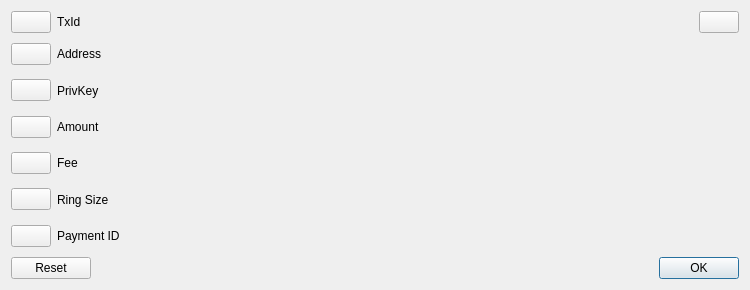
nashsclay/DAPSCoin, file src/qt/forms/revealtxdialog.ui: the form before one commit.
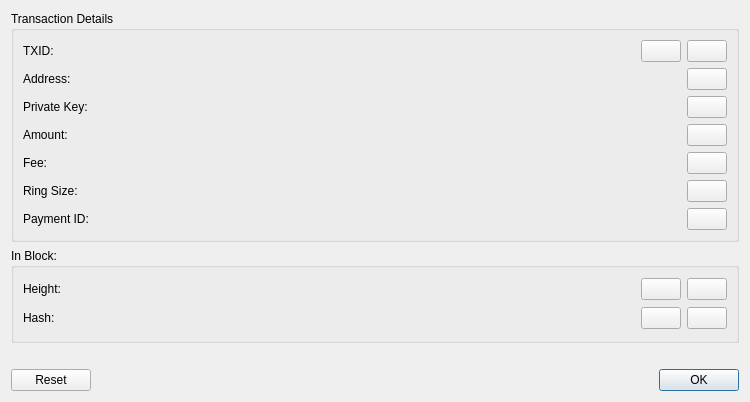
The form after the commit.

Commit message:
qt: improve RevealTxDialog UI
- add block height/hash
- move buttons to the right side
- use groupboxes
- simplify code for signal/slots of the buttons

```diff
--- a/src/qt/forms/revealtxdialog.ui
+++ b/src/qt/forms/revealtxdialog.ui
@@ -7,7 +7,7 @@
     <x>0</x>
     <y>0</y>
     <width>750</width>
-    <height>290</height>
+    <height>402</height>
    </rect>
   </property>
   <property name="windowTitle">
@@ -15,17 +15,13 @@
   </property>
   <layout class="QVBoxLayout" name="verticalLayout">
    <item>
-    <layout class="QHBoxLayout" name="horizontalLayoutTXID" stretch="0,1,5,0">
+    <widget class="QGroupBox" name="groupBoxTxDetails">
+     <property name="title">
+      <string>Transaction Details</string>
+     </property>
+     <layout class="QVBoxLayout" name="verticalLayout_3">
      <item>
-      <widget class="QPushButton" name="pushButtonCopyID">
-       <property name="toolTip">
-        <string>Copy transaction ID to clipboard</string>
-       </property>
-       <property name="text">
-        <string/>
-       </property>
-      </widget>
-     </item>
+       <layout class="QHBoxLayout" name="horizontalLayoutTXID" stretch="1,5,0,0">
      <item>
       <widget class="QLabel" name="label">
        <property name="minimumSize">
@@ -35,7 +31,7 @@
         </size>
        </property>
        <property name="text">
-        <string>TxId</string>
+           <string>TXID:</string>
        </property>
       </widget>
      </item>
@@ -65,12 +61,8 @@
        </property>
       </widget>
      </item>
-    </layout>
-   </item>
    <item>
-    <layout class="QHBoxLayout" name="horizontalLayoutAddress" stretch="0,1,5">
-     <item>
-      <widget class="QPushButton" name="pushButtonCopyAddr">
+         <widget class="QPushButton" name="pushButtonCopyID">
        <property name="toolTip">
         <string>Copy address to clipboard</string>
        </property>
@@ -79,6 +71,10 @@
        </property>
       </widget>
      </item>
+       </layout>
+      </item>
+      <item>
+       <layout class="QHBoxLayout" name="horizontalLayoutAddress" stretch="1,5,0">
      <item>
       <widget class="QLabel" name="label_2">
        <property name="minimumSize">
@@ -88,7 +84,7 @@
         </size>
        </property>
        <property name="text">
-        <string>Address</string>
+           <string>Address:</string>
        </property>
       </widget>
      </item>
@@ -111,12 +107,8 @@
        </property>
       </widget>
      </item>
-    </layout>
-   </item>
    <item>
-    <layout class="QHBoxLayout" name="horizontalLayoutPrivKey" stretch="0,1,5">
-     <item>
-      <widget class="QPushButton" name="pushButtonCopyPrivKey">
+         <widget class="QPushButton" name="pushButtonCopyAddr">
        <property name="toolTip">
         <string>Copy transaction private key to clipboard</string>
        </property>
@@ -125,6 +117,10 @@
        </property>
       </widget>
      </item>
+       </layout>
+      </item>
+      <item>
+       <layout class="QHBoxLayout" name="horizontalLayoutPrivKey" stretch="1,5,0">
      <item>
       <widget class="QLabel" name="label_3">
        <property name="minimumSize">
@@ -134,7 +130,7 @@
         </size>
        </property>
        <property name="text">
-        <string>PrivKey</string>
+           <string>Private Key:</string>
        </property>
       </widget>
      </item>
@@ -157,12 +153,8 @@
        </property>
       </widget>
      </item>
-    </layout>
-   </item>
    <item>
-    <layout class="QHBoxLayout" name="horizontalLayoutAmount" stretch="0,1,5">
-     <item>
-      <widget class="QPushButton" name="pushButtonCopyTxAmount">
+         <widget class="QPushButton" name="pushButtonCopyPrivKey">
        <property name="toolTip">
         <string>Copy Transaction Amount to clipboard</string>
        </property>
@@ -171,6 +163,10 @@
        </property>
       </widget>
      </item>
+       </layout>
+      </item>
+      <item>
+       <layout class="QHBoxLayout" name="horizontalLayoutAmount" stretch="1,5,0">
      <item>
       <widget class="QLabel" name="label_4">
        <property name="minimumSize">
@@ -180,7 +176,7 @@
         </size>
        </property>
        <property name="text">
-        <string>Amount</string>
+           <string>Amount:</string>
        </property>
       </widget>
      </item>
@@ -203,12 +199,8 @@
        </property>
       </widget>
      </item>
-    </layout>
-   </item>
    <item>
-    <layout class="QHBoxLayout" name="horizontalLayoutTxFee" stretch="0,1,5">
-     <item>
-      <widget class="QPushButton" name="pushButtonCopyTxFee">
+         <widget class="QPushButton" name="pushButtonCopyTxAmount">
        <property name="toolTip">
         <string>Copy Transaction Fee to clipboard</string>
        </property>
@@ -217,6 +209,10 @@
        </property>
       </widget>
      </item>
+       </layout>
+      </item>
+      <item>
+       <layout class="QHBoxLayout" name="horizontalLayoutTxFee" stretch="1,5,0">
      <item>
       <widget class="QLabel" name="label_5">
        <property name="minimumSize">
@@ -226,7 +222,7 @@
         </size>
        </property>
        <property name="text">
-        <string>Fee</string>
+           <string>Fee:</string>
        </property>
       </widget>
      </item>
@@ -249,12 +245,8 @@
        </property>
       </widget>
      </item>
-    </layout>
-   </item>
    <item>
-    <layout class="QHBoxLayout" name="horizontalLayoutTxRingSize" stretch="0,1,5">
-     <item>
-      <widget class="QPushButton" name="pushButtonCopyTxRingSize">
+         <widget class="QPushButton" name="pushButtonCopyTxFee">
        <property name="toolTip">
         <string>Copy Payment ID to clipboard</string>
        </property>
@@ -263,6 +255,10 @@
        </property>
       </widget>
      </item>
+       </layout>
+      </item>
+      <item>
+       <layout class="QHBoxLayout" name="horizontalLayoutTxRingSize" stretch="1,5,0">
      <item>
       <widget class="QLabel" name="label_6">
        <property name="minimumSize">
@@ -272,7 +268,7 @@
         </size>
        </property>
        <property name="text">
-        <string>Ring Size</string>
+           <string>Ring Size:</string>
        </property>
       </widget>
      </item>
@@ -295,12 +291,8 @@
        </property>
       </widget>
      </item>
-    </layout>
-   </item>
    <item>
-    <layout class="QHBoxLayout" name="horizontalLayoutTxPaymentID" stretch="0,1,5">
-     <item>
-      <widget class="QPushButton" name="pushButtonCopyTxPaymentID">
+         <widget class="QPushButton" name="pushButtonCopyTxRingSize">
        <property name="toolTip">
         <string>Copy Payment ID to clipboard</string>
        </property>
@@ -309,6 +301,10 @@
        </property>
       </widget>
      </item>
+       </layout>
+      </item>
+      <item>
+       <layout class="QHBoxLayout" name="horizontalLayoutTxPaymentID" stretch="1,5,0">
      <item>
       <widget class="QLabel" name="label_7">
        <property name="minimumSize">
@@ -318,7 +314,7 @@
         </size>
        </property>
        <property name="text">
-        <string>Payment ID</string>
+           <string>Payment ID:</string>
        </property>
       </widget>
      </item>
@@ -341,7 +337,148 @@
        </property>
       </widget>
      </item>
-    </layout>
+        <item>
+         <widget class="QPushButton" name="pushButtonCopyTxPaymentID">
+          <property name="toolTip">
+           <string>Copy Payment ID to clipboard</string>
+          </property>
+          <property name="text">
+           <string/>
+          </property>
+         </widget>
+        </item>
+       </layout>
+      </item>
+     </layout>
+    </widget>
+   </item>
+   <item>
+    <widget class="QGroupBox" name="groupBoxInBlock">
+     <property name="title">
+      <string>In Block:</string>
+     </property>
+     <layout class="QVBoxLayout" name="verticalLayout_4">
+      <item>
+       <layout class="QHBoxLayout" name="horizontalLayoutBlockHeight" stretch="1,5,0,0">
+        <item>
+         <widget class="QLabel" name="label_9">
+          <property name="minimumSize">
+           <size>
+            <width>83</width>
+            <height>0</height>
+           </size>
+          </property>
+          <property name="text">
+           <string>Height:</string>
+          </property>
+         </widget>
+        </item>
+        <item>
+         <widget class="QLabel" name="lblBlockHeight">
+          <property name="sizePolicy">
+           <sizepolicy hsizetype="Preferred" vsizetype="Preferred">
+            <horstretch>0</horstretch>
+            <verstretch>0</verstretch>
+           </sizepolicy>
+          </property>
+          <property name="minimumSize">
+           <size>
+            <width>415</width>
+            <height>0</height>
+           </size>
+          </property>
+          <property name="text">
+           <string/>
+          </property>
+         </widget>
+        </item>
+        <item>
+         <widget class="QPushButton" name="pushButtonOpenBlock">
+          <property name="text">
+           <string/>
+          </property>
+         </widget>
+        </item>
+        <item>
+         <widget class="QPushButton" name="pushButtonCopyBlockHeight">
+          <property name="toolTip">
+           <string>Copy address to clipboard</string>
+          </property>
+          <property name="text">
+           <string/>
+          </property>
+         </widget>
+        </item>
+       </layout>
+      </item>
+      <item>
+       <layout class="QHBoxLayout" name="horizontalLayoutBlockHash" stretch="1,5,0,0">
+        <item>
+         <widget class="QLabel" name="label_8">
+          <property name="minimumSize">
+           <size>
+            <width>83</width>
+            <height>0</height>
+           </size>
+          </property>
+          <property name="text">
+           <string>Hash:</string>
+          </property>
+         </widget>
+        </item>
+        <item>
+         <widget class="QLabel" name="lblBlockHash">
+          <property name="sizePolicy">
+           <sizepolicy hsizetype="Preferred" vsizetype="Preferred">
+            <horstretch>0</horstretch>
+            <verstretch>0</verstretch>
+           </sizepolicy>
+          </property>
+          <property name="minimumSize">
+           <size>
+            <width>415</width>
+            <height>0</height>
+           </size>
+          </property>
+          <property name="text">
+           <string/>
+          </property>
+         </widget>
+        </item>
+        <item>
+         <widget class="QPushButton" name="pushButtonOpenBlock1">
+          <property name="text">
+           <string/>
+          </property>
+         </widget>
+        </item>
+        <item>
+         <widget class="QPushButton" name="pushButtonCopyBlockHash">
+          <property name="toolTip">
+           <string>Copy address to clipboard</string>
+          </property>
+          <property name="text">
+           <string/>
+          </property>
+         </widget>
+        </item>
+       </layout>
+      </item>
+     </layout>
+    </widget>
+   </item>
+   <item>
+    <spacer name="horizontalSpacer">
+     <property name="orientation">
+      <enum>Qt::Horizontal</enum>
+     </property>
+     <property name="sizeHint" stdset="0">
+      <size>
+       <width>40</width>
+       <height>20</height>
+      </size>
+     </property>
+    </spacer>
    </item>
    <item>
     <widget class="QDialogButtonBox" name="buttonBox">
```
Left out of the diff: 10 changed lines with no effect on the pictures. Lines whose indentation alone changed are shown as unchanged. The commit also changes 3 other files.
